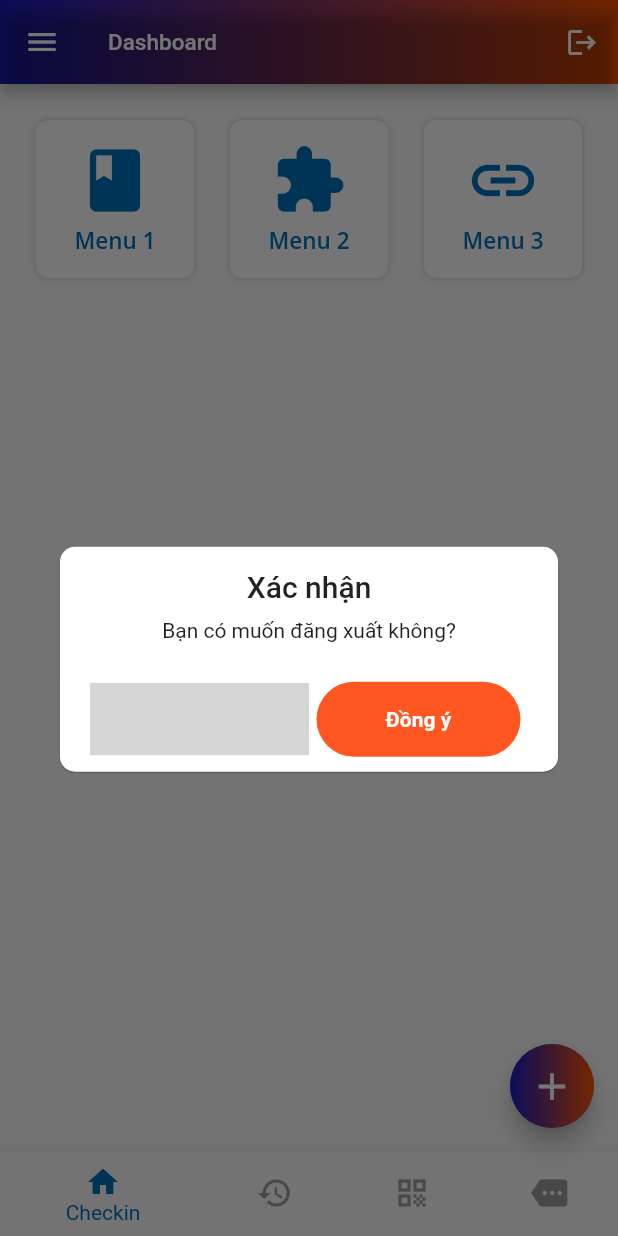
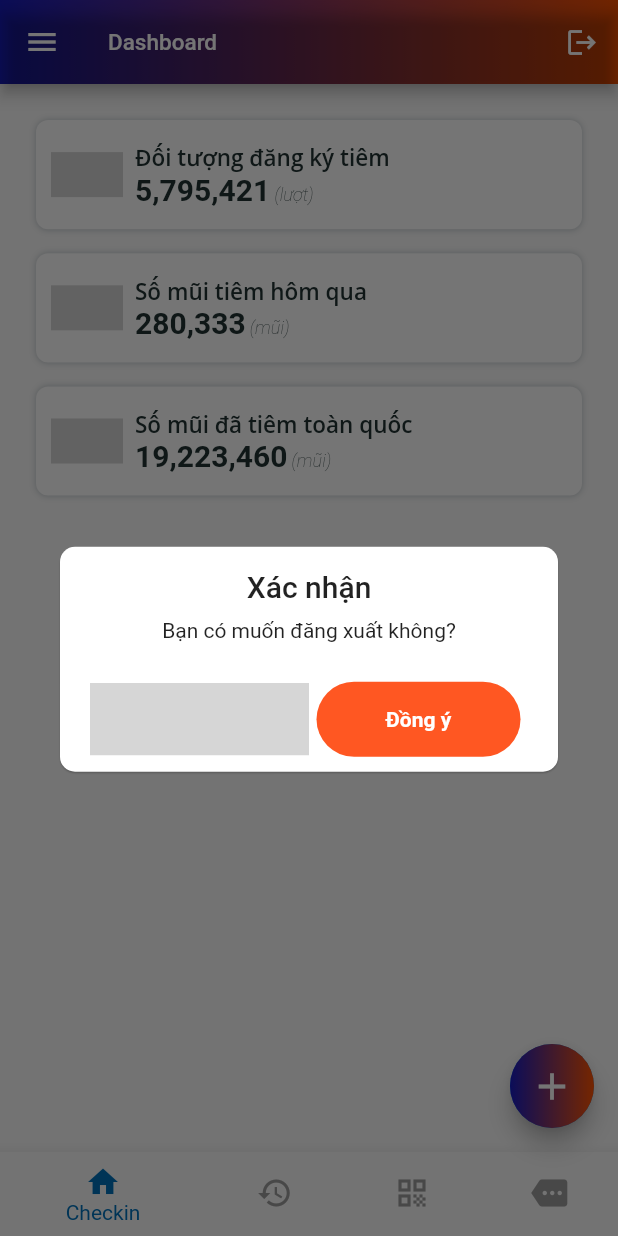
Before and after one commit to ducnmisbk/Vaccom-Mobile, a Flutter app: the screen it shows after launch, after a tap on "Đăng nhập", after a tap on the "logout" icon, on a phone screen of 412 x 824 dp. Run offline on Flutter 3.47's test engine with Material 2 defaults, Android fonts, the phone set to English and light mode, and no system bars; our stand-ins replace awesome_dialog, cached_network_image, flutter_svg, get, google_fonts, loading_indicator and 3 more; missing offline and left inert: simple_logger; network calls fail; grey boxes are pictures that could not be loaded.

Commit message:
fix dashboard

```diff
--- a/lib/commons/color.dart
+++ b/lib/commons/color.dart
@@ -10,4 +10,5 @@ class AppColor {
   static const link = Color(0xFF1a73e8);
   static const border = Color(0xFFCECECE);
   static const error = Color(0xFFf64444);
+  static const violet = Color(0xFF171cc2);
 }
--- a/lib/components/custom_input.dart
+++ b/lib/components/custom_input.dart
@@ -35,7 +35,7 @@ class CustomInput extends StatefulWidget {
 
 class _CustomInputState extends State<CustomInput> {
   Color cursorColor = AppColor.main;
-  Color warningColor = Color(0xFFdd4d4d);
+  Color warningColor = Colors.red;
 
   final textCtrl = TextEditingController();
 
@@ -63,16 +63,18 @@ class _CustomInputState extends State<CustomInput> {
               style: GoogleFonts.roboto(
                 color: AppColor.nearlyBlack,
                 fontWeight: FontWeight.w500,
-                  fontSize: 14),
+                fontSize: 14,
+              ),
               children: widget.isRequired
                   ? [
                       TextSpan(
                         text: ' (*)',
-                        style: GoogleFonts.roboto(
+                        style: GoogleFonts.merriweather(
                           color: warningColor,
                           fontWeight: FontWeight.normal,
                           fontStyle: FontStyle.italic,
-                            fontSize: 12),
+                          fontSize: 12,
+                        ),
                       ),
                     ]
                   : [],
@@ -121,7 +123,8 @@ class _CustomInputState extends State<CustomInput> {
                             ),
                           ),
                         ),
-                        widget.isButton ? Align(
+                        widget.isButton
+                            ? Align(
                                 alignment: Alignment.centerRight,
                                 child: Padding(
                                   padding: const EdgeInsets.only(top: 5),
@@ -133,7 +136,8 @@ class _CustomInputState extends State<CustomInput> {
                                     onPressed: null,
                                   ),
                                 ),
-                        ) : SizedBox.shrink(),
+                              )
+                            : SizedBox.shrink(),
                       ],
                     ),
                   ),
--- a/lib/components/paging_footer.dart
+++ b/lib/components/paging_footer.dart
@@ -80,7 +80,7 @@ class PagingFooterState extends State<PagingFooter> {
           IconButton(onPressed: null, icon: SizedBox()),
           IconButton(
             icon: Icon(Icons.navigate_before),
-            onPressed: () {
+            onPressed: widget.isLoading ? null : () {
               var prevPage = page - 1;
               if (prevPage >= 0) {
                 setState(() {
@@ -115,7 +115,7 @@ class PagingFooterState extends State<PagingFooter> {
           ),
           IconButton(
             icon: Icon(Icons.navigate_next),
-            onPressed: () {
+            onPressed: widget.isLoading ? null : () {
               var nextPage = page + 1;
               if (nextPage < allPages.length) {
                 setState(() {
@@ -136,8 +136,10 @@ class PagingFooterState extends State<PagingFooter> {
             style: const TextStyle(color: Colors.black87),
             underline: Divider(color: Colors.transparent),
             onChanged: (int newValue) {
-              setState(() => page = newValue);
-              widget.onPage(page);
+              if (!widget.isLoading) {
+                setState(() => page = newValue);
+                widget.onPage(page);
+              }
             },
             items: allPages.map<DropdownMenuItem<int>>((int value) {
               return DropdownMenuItem<int>(
--- a/lib/model/menu_item.dart
+++ b/lib/model/menu_item.dart
@@ -1,16 +1,12 @@
-import 'package:flutter/cupertino.dart';
-
-enum MenuIndex { menu1, menu2, menu3 }
-
 class MenuItem {
-  String title, desc;
-  IconData icon;
-  MenuIndex index;
+  String title, desc, icon;
+  String value, unit;
 
   MenuItem({
     this.title,
     this.desc = '',
-    this.icon,
-    this.index,
+    this.icon = '',
+    this.value,
+    this.unit,
   });
 }
--- a/lib/pages/main/main_item_view.dart
+++ b/lib/pages/main/main_item_view.dart
@@ -1,4 +1,6 @@
+import 'package:cached_network_image/cached_network_image.dart';
 import 'package:flutter/material.dart';
+import 'package:flutter_svg/flutter_svg.dart';
 import 'package:google_fonts/google_fonts.dart';
 import 'package:vaccom_mobile/commons/color.dart';
 import 'package:vaccom_mobile/model/menu_item.dart';
@@ -6,7 +8,7 @@ import 'package:vaccom_mobile/model/menu_item.dart';
 class MainItemView extends StatelessWidget {
   const MainItemView({
     Key key,
-    this.menuItem,
+    this.item,
     this.index,
     this.animationController,
     this.animation,
@@ -14,13 +16,15 @@ class MainItemView extends StatelessWidget {
   }) : super(key: key);
 
   final int index;
-  final MenuItem menuItem;
+  final MenuItem item;
   final VoidCallback callBack;
   final AnimationController animationController;
   final Animation<dynamic> animation;
 
   @override
   Widget build(BuildContext context) {
+    bool isSvgLink = item.icon.contains('.svg');
+
     return AnimatedBuilder(
       animation: animationController,
       builder: (BuildContext context, Widget child) {
@@ -47,23 +51,56 @@ class MainItemView extends StatelessWidget {
                   child: Stack(
                     alignment: AlignmentDirectional.center,
                     children: <Widget>[
-                      Column(
-                        mainAxisAlignment: MainAxisAlignment.center,
+                      Row(
+                        mainAxisAlignment: MainAxisAlignment.start,
                         children: <Widget>[
+                          SizedBox(width: 10),
                           SizedBox(
-                            child: Icon(
-                              menuItem.icon,
-                              size: 50,
-                              color: AppColor.main,
+                            height: 30,
+                            child: isSvgLink
+                                ? SvgPicture.network(item.icon)
+                                : CachedNetworkImage(
+                                    imageUrl: item.icon,
+                                    errorWidget: (_, e, o) => SizedBox.shrink(),
+                                  ),
+                          ),
+                          SizedBox(width: 8),
+                          Expanded(
+                            child: Column(
+                              crossAxisAlignment: CrossAxisAlignment.start,
+                              mainAxisAlignment: MainAxisAlignment.center,
+                              children: [
+                                Text(
+                                  item.title,
+                                  style: GoogleFonts.openSans(
+                                    fontWeight: FontWeight.w600,
+                                    fontSize: 15,
+                                    color: AppColor.nearlyBlack,
+                                  ),
+                                ),
+                                RichText(
+                                  text: TextSpan(
+                                    text: item.value,
+                                    style: GoogleFonts.roboto(
+                                      color: AppColor.nearlyBlack,
+                                      fontSize: 20,
+                                      fontWeight: FontWeight.bold,
+                                    ),
+                                    children: <TextSpan>[
+                                      TextSpan(
+                                        text: ' (${item.unit})',
+                                        style: TextStyle(
+                                          fontStyle: FontStyle.italic,
+                                          fontWeight: FontWeight.w200,
+                                          color: AppColor.nearlyBlack,
+                                          fontSize: 12,
+                                        ),
+                                      ),
+                                    ],
+                                  ),
+                                )
+                              ],
                             ),
-                          ),
-                          SizedBox(height: 5),
-                          Text(
-                            menuItem.title,
-                            style: GoogleFonts.openSans(
-                                fontWeight: FontWeight.w600,
-                                fontSize: 15,
-                                color: AppColor.main),
                           ),
                         ],
                       ),
--- a/lib/pages/main/main_ui.dart
+++ b/lib/pages/main/main_ui.dart
@@ -51,9 +51,27 @@ class _MainPage extends State<MainPage> with TickerProviderStateMixin {
 
   buildMenuList() {
     return [
-      MenuItem(title: 'Menu 1', icon: Icons.book, index: MenuIndex.menu1),
-      MenuItem(title: 'Menu 2', icon: Icons.extension, index: MenuIndex.menu2),
-      MenuItem(title: 'Menu 3', icon: Icons.link, index: MenuIndex.menu3),
+      MenuItem(
+        title: r'Đối tượng đăng ký tiêm',
+        icon:
+            r'https://tiemchungcovid19.gov.vn/assets/portal/img/ic_register_people.svg',
+        unit: r'lượt',
+        value: r'5,795,421'
+      ),
+      MenuItem(
+          title: r'Số mũi tiêm hôm qua',
+          icon:
+          r'https://tiemchungcovid19.gov.vn/assets/portal/img/ic_injection.svg',
+          unit: r'mũi',
+          value: r'280,333'
+      ),
+      MenuItem(
+          title: r'Số mũi đã tiêm toàn quốc',
+          icon:
+          r'https://tiemchungcovid19.gov.vn/assets/portal/img/ic_injected_people.svg',
+          unit: r'mũi',
+          value: r'19,223,460'
+      ),
     ];
   }
 
@@ -207,7 +225,7 @@ class _MainPage extends State<MainPage> with TickerProviderStateMixin {
               );
               animationController.forward();
               return MainItemView(
-                menuItem: menuList[index],
+                item: menuList[index],
                 index: index,
                 animation: animation,
                 animationController: animationController,
@@ -216,10 +234,10 @@ class _MainPage extends State<MainPage> with TickerProviderStateMixin {
             },
           ),
           gridDelegate: SliverGridDelegateWithFixedCrossAxisCount(
-            crossAxisCount: 3,
-            mainAxisSpacing: 24.0,
+            crossAxisCount: 1,
+            mainAxisSpacing: 16.0,
             crossAxisSpacing: 24.0,
-            childAspectRatio: 1,
+            childAspectRatio: 5,
           ),
         ),
         bottomNavigationBar: BottomNavigationBar(
```
Also changed, not shown: 1 other file. Lines whose indentation alone changed are shown as unchanged.
